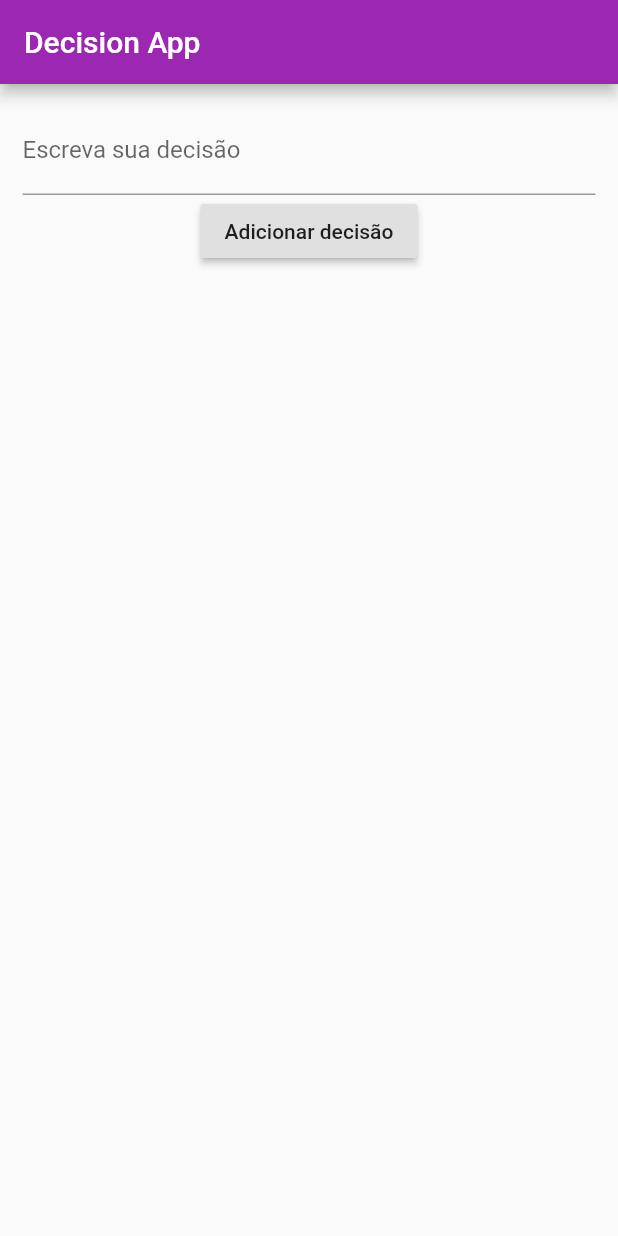
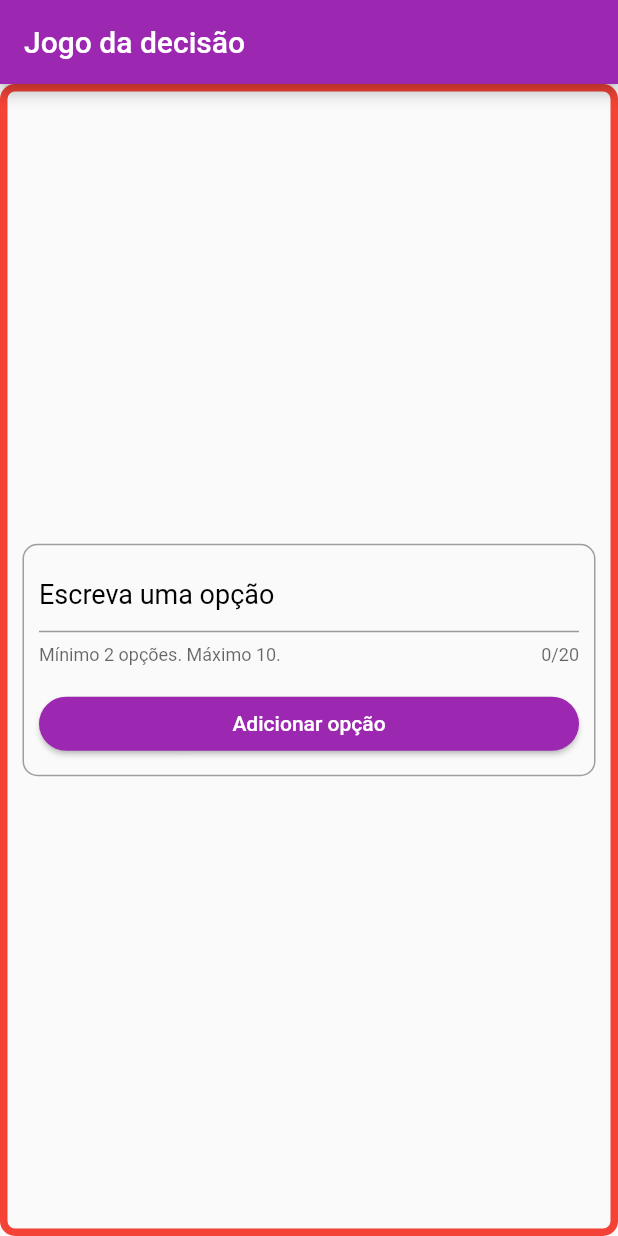
Before and after one commit to lucascicco/DECISION-APP-FLUTTTER, a Flutter app: the screen it shows after launch, on a phone screen of 412 x 824 dp. Run offline on Flutter 3.47's test engine with Material 2 defaults, Android fonts, the phone set to English and light mode, and no system bars.

Commit message:
Fixing the 'game status' with some adaptive changes on the app

```diff
--- a/lib/main.dart
+++ b/lib/main.dart
@@ -1,5 +1,9 @@
+import 'package:flutter/foundation.dart';
 import 'package:flutter/material.dart';
+import 'package:flutter/cupertino.dart';
+
 import 'dart:async';
+import 'dart:io';
 import 'dart:math';
 
 import './models/insert_text.dart';
@@ -35,6 +39,12 @@ class _HomePageState extends State<HomePage> {
   int loopingIndex;
   int _start = 4000;
 
+  void _startGame() {
+    setState(() {
+      gameStatus = 2;
+    });
+  }
+
   void _addNewDecision(String txTitle) {
     final newDecision = InsertText(
       title: txTitle,
@@ -59,9 +69,8 @@ class _HomePageState extends State<HomePage> {
         .toList();
 
     if (availableIndexs.length == 1) {
-      // ask?
       return setState(() {
-        gameStatus = 4;
+        gameStatus = 5;
       });
     }
 
@@ -71,7 +80,7 @@ class _HomePageState extends State<HomePage> {
     int _initialLoop = Random().nextInt(_userDecisions.length);
 
     setState(() {
-      gameStatus = 2;
+      gameStatus = 3;
       indexSelected = selectedIndex;
       loopingIndex = _initialLoop;
     });
@@ -96,7 +105,7 @@ class _HomePageState extends State<HomePage> {
           _start = 2000;
           loopingIndex = _inicialIndex;
           _userDecisions[_inicialIndex].selected = true;
-          gameStatus = 3;
+          gameStatus = 4;
           timer.cancel();
         });
       } else {
@@ -109,42 +118,105 @@ class _HomePageState extends State<HomePage> {
     });
   }
 
+  Widget _buildAppBar() {
+    return Platform.isIOS
+        ? CupertinoNavigationBar(
+            middle: Text(
+            'Jogo da decisão',
+          ))
+        : AppBar(
+            title: Text(
+            'Jogo da decisão',
+          ));
+  }
+
   @override
   Widget build(BuildContext context) {
-    return Scaffold(
-        appBar: AppBar(
-          title: Text('Decision App'),
+    final PreferredSizeWidget appBar = _buildAppBar();
+
+    final pageBody = SafeArea(
+        child: AnimatedContainer(
+            duration: Duration(seconds: 2),
+            curve: Curves.fastOutSlowIn,
+            padding: EdgeInsets.all(10),
+            decoration: BoxDecoration(
+              border: Border.all(color: Colors.red, width: 5.0),
+              borderRadius: BorderRadius.circular(10),
             ),
-        body: Container(
-            padding: EdgeInsets.all(15),
+            child: Column(
+              mainAxisAlignment: gameStatus == 1
+                  ? MainAxisAlignment.center
+                  : MainAxisAlignment.spaceAround,
+              children: <Widget>[
+                if (gameStatus == 1)
+                  Column(children: [
+                    Center(
+                        child: HandlingData(_addNewDecision, _userDecisions)),
+                    if (_userDecisions.length > 1)
+                      ElevatedButton(
+                          child: Text('Iniciar o jogo'),
+                          onPressed: _startGame,
+                          style: ElevatedButton.styleFrom(
+                              primary: Colors.red,
+                              elevation: 1.5,
+                              onPrimary: Colors.white,
+                              shape: RoundedRectangleBorder(
+                                borderRadius: BorderRadius.circular(32.0),
+                              ))),
+                  ]),
+
+                // GAME RUNNING.
+                if (gameStatus != 1)
+                  Column(children: [
+                    if (loopingIndex != null)
+                      Text(_userDecisions[loopingIndex].title,
+                          style: TextStyle(
+                              fontSize: 20, fontWeight: FontWeight.bold)),
+                    Container(
                       width: double.infinity,
-            child: Column(
-              children: <Widget>[
-                if (gameStatus == 1) HandlingData(_addNewDecision),
-                if (gameStatus != 1)
-                  Container(child: Text(_userDecisions[loopingIndex].title)),
-                if (_userDecisions.length > 1)
-                  Container(
                       child: Expanded(
                         flex: 1,
                         child: Column(
                           children: [
                             Container(
-                              child: RaisedButton(
+                                child: ElevatedButton(
                               child: Text(
-                                gameStatus == 2 ? 'Decidindo...' : 'Decida'),
+                                  gameStatus == 2 && loopingIndex != null
+                                      ? 'Decidindo...'
+                                      : 'Decida'),
                               onPressed: _decideNow,
                             )),
+                            if (loopingIndex != null)
                               ListOfItems(
                                   _userDecisions, loopingIndex, indexSelected)
                           ],
                         ),
                       ),
                     ),
-                if (gameStatus == 3 || gameStatus == 4)
-                  RaisedButton(
-                      child: Text('Jogue novamente'), onPressed: _resetGame)
+                  ]),
+
+                if (gameStatus == 4 || gameStatus == 5)
+                  ElevatedButton(
+                      child: Text('Jogue novamente'),
+                      onPressed: _resetGame,
+                      style: ElevatedButton.styleFrom(
+                          primary: Colors.redAccent,
+                          elevation: 1.5,
+                          onPrimary: Colors.white,
+                          shape: RoundedRectangleBorder(
+                            borderRadius: BorderRadius.circular(32.0),
+                          )))
               ],
             )));
+
+    return Platform.isIOS
+        ? CupertinoPageScaffold(
+            child: pageBody,
+            navigationBar: appBar,
+          )
+        : Scaffold(
+            appBar: appBar,
+            body: pageBody,
+          );
   }
 }
--- a/lib/widgets/list_words_widget.dart
+++ b/lib/widgets/list_words_widget.dart
@@ -17,7 +17,6 @@ class ListOfItems extends StatelessWidget {
   @override
   Widget build(BuildContext context) {
     return Container(
-        width: 150,
       height: 250,
       decoration: BoxDecoration(
         border: Border.all(color: Colors.grey, width: 1.0),
@@ -28,6 +27,7 @@ class ListOfItems extends StatelessWidget {
           itemCount: _listDecisions.length,
           itemBuilder: (ctx, index) {
             return _buildWidget(index, _listDecisions[index]);
-            }));
+          }),
+    );
   }
 }
--- a/lib/widgets/words_insert_widget.dart
+++ b/lib/widgets/words_insert_widget.dart
@@ -1,9 +1,13 @@
+import 'package:decision_app/models/insert_text.dart';
 import 'package:flutter/material.dart';
+import '../models/insert_text.dart';
+import 'dart:core';
 
 class HandlingData extends StatefulWidget {
   final Function _addNewDecision;
+  final List<InsertText> _userDecisions;
 
-  const HandlingData(this._addNewDecision);
+  const HandlingData(this._addNewDecision, this._userDecisions);
 
   @override
   _HandlingDataState createState() => _HandlingDataState();
@@ -12,31 +16,94 @@ class HandlingData extends StatefulWidget {
 class _HandlingDataState extends State<HandlingData> {
   final _decisionText = TextEditingController();
 
-  void _submitData() {
-    if (_decisionText.text.isEmpty) {
-      return;
+  void _showErrorDialog(BuildContext context, String message) {
+    showDialog(
+      context: context,
+      builder: (ctx) => AlertDialog(
+        title: Text('Erro na inserção'),
+        content: Text(message),
+        actions: <Widget>[
+          ElevatedButton(
+            child: Text('Entendi'),
+            onPressed: () {
+              Navigator.of(ctx).pop();
+            },
+          )
+        ],
+      ),
+    );
+  }
+
+  void _submitData(BuildContext context) {
+    if (_decisionText.text.isEmpty ||
+        widget._userDecisions.length > 9 ||
+        widget._userDecisions.contains(_decisionText.text.trim())) {
+      return _showErrorDialog(context,
+          'Palavras repetidas e vazias não serão aceitas, e também, verifique o limite.');
     }
 
     widget._addNewDecision(_decisionText.text);
+    _showSnackBar(context, _decisionText.text.trim());
     _decisionText.text = '';
+  }
+
+  void _showSnackBar(BuildContext context, String option) {
+    final snackBar = SnackBar(
+      content: Text('Opção "$option" adiciona na lista'),
+      duration: Duration(seconds: 1),
+      action: SnackBarAction(
+        label: 'Fechar',
+        onPressed: () {
+          Scaffold.of(context).hideCurrentSnackBar();
+        },
+      ),
+    );
+
+    Scaffold.of(context).showSnackBar(snackBar);
   }
 
   @override
   Widget build(BuildContext context) {
     return Container(
-      margin: EdgeInsets.only(bottom: 10),
+      decoration: BoxDecoration(
+        border: Border.all(color: Colors.grey, width: 1.0),
+        borderRadius: BorderRadius.circular(10),
+      ),
+      padding: EdgeInsets.all(10),
       child: Column(
+        mainAxisAlignment: MainAxisAlignment.spaceBetween,
         children: <Widget>[
           TextField(
-            decoration: InputDecoration(labelText: 'Escreva sua decisão'),
+            maxLength: 20,
+            maxLengthEnforced: true,
+            decoration: InputDecoration(
+              labelText: 'Escreva uma opção',
+              labelStyle: TextStyle(fontSize: 18, color: Colors.black),
+              contentPadding: EdgeInsets.zero,
+              suffixStyle: TextStyle(fontSize: 18, color: Colors.purple),
+              hintText: 'Digite uma opção',
+              helperText: 'Mínimo 2 opções. Máximo 10.',
+            ),
             controller: _decisionText,
             keyboardType: TextInputType.text,
-            onSubmitted: (_) => _submitData(),
+            onSubmitted: (_) => _submitData(context),
           ),
-          RaisedButton(
-            child: Text('Adicionar decisão'),
-            onPressed: _submitData,
+          SizedBox(
+            height: 15,
           ),
+          SizedBox(
+            width: double.infinity,
+            child: ElevatedButton(
+                child: Text('Adicionar opção'),
+                onPressed: () => _submitData(context),
+                style: ElevatedButton.styleFrom(
+                    primary: Theme.of(context).primaryColor,
+                    elevation: 1.5,
+                    onPrimary: Colors.white,
+                    shape: RoundedRectangleBorder(
+                      borderRadius: BorderRadius.circular(32.0),
+                    ))),
+          )
         ],
       ),
     );
```
Lines whose indentation alone changed are shown as unchanged.
